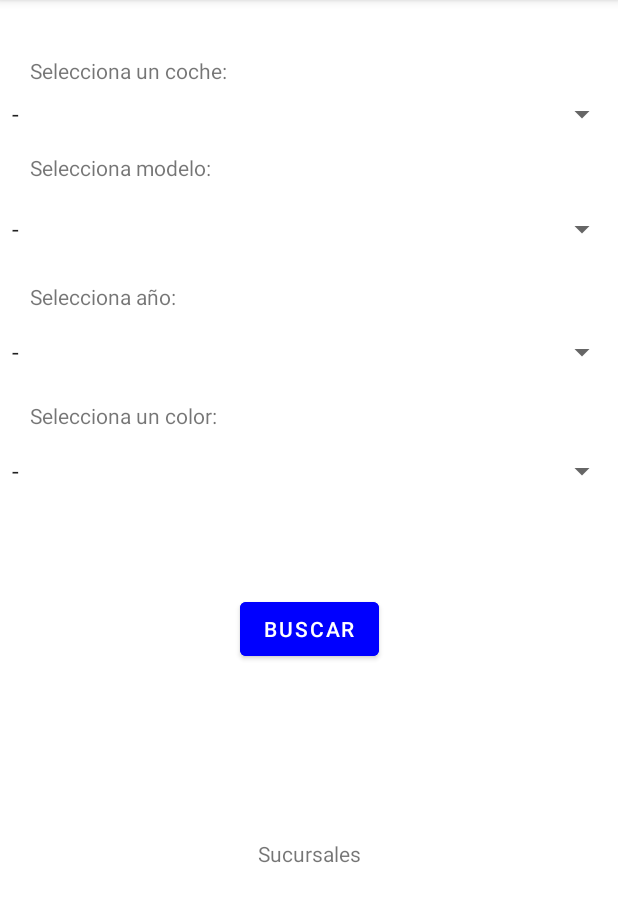
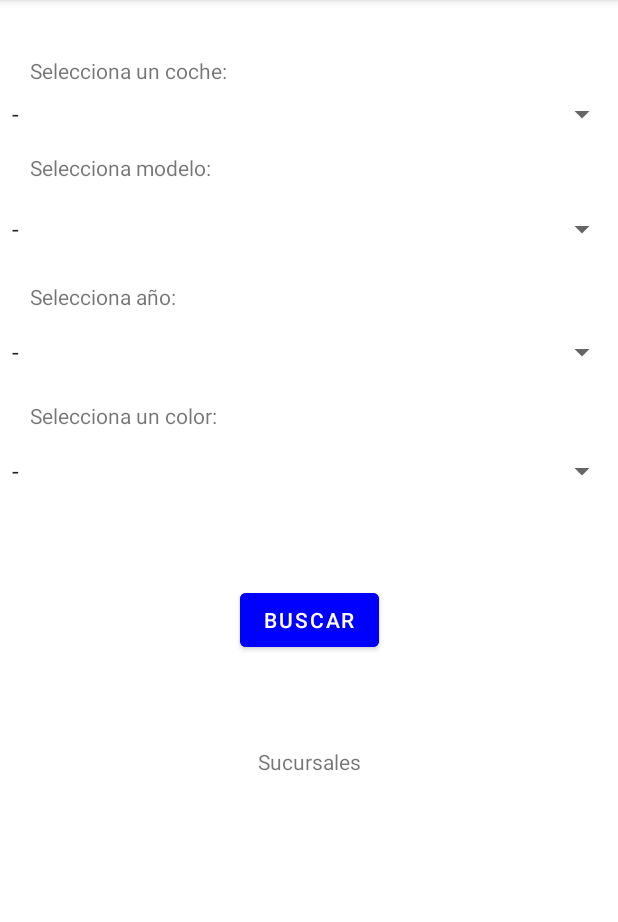
Before and after one commit to edgarbautista-dev/VentaCoches, an Android app: the screen it shows after launch (MainActivity), on a phone screen of 412 x 824 dp, the part 84-1006 px from its top. Run offline under Robolectric (Android 15) with nearby library versions, the phone set to English and light mode, and no system bars.

Commit message:
update maps feature

```diff
--- a/app/src/main/AndroidManifest.xml
+++ b/app/src/main/AndroidManifest.xml
@@ -26,7 +26,7 @@
         -->
         <meta-data
                 android:name="com.google.android.geo.API_KEY"
-                android:value="android.apikey"/>
+                android:value="${MAPS_API_KEY}"/>
 
         <activity
                 android:name=".MapsActivity"
--- a/app/src/main/res/layout/activity_main.xml
+++ b/app/src/main/res/layout/activity_main.xml
@@ -13,8 +13,9 @@
             android:textColor="@color/design_default_color_error"
             android:layout_width="0dp"
             android:layout_height="38dp" android:id="@+id/lblMensaje"
-            app:layout_constraintStart_toStartOf="parent" android:layout_marginTop="44dp"
-            app:layout_constraintTop_toBottomOf="@+id/button" app:layout_constraintEnd_toEndOf="parent"/>
+            app:layout_constraintStart_toStartOf="parent" android:layout_marginTop="11dp"
+            app:layout_constraintTop_toBottomOf="@+id/button" app:layout_constraintEnd_toEndOf="parent"
+            app:layout_constraintHorizontal_bias="0.0"/>
     <TextView
             android:text="Selecciona un coche: "
             android:layout_width="wrap_content"
@@ -74,7 +75,7 @@
             android:backgroundTint="#0000FF"
             android:visibility="visible"
             app:layout_constraintStart_toStartOf="parent"
-            android:layout_marginTop="69dp" app:layout_constraintTop_toBottomOf="@+id/cmbColor"
+            android:layout_marginTop="63dp" app:layout_constraintTop_toBottomOf="@+id/cmbColor"
             app:layout_constraintEnd_toEndOf="parent"/>
     <Spinner
             android:layout_width="0dp"
@@ -87,7 +88,7 @@
             android:layout_width="wrap_content"
             android:layout_height="wrap_content" android:id="@+id/linkSucursales"
             app:layout_constraintStart_toStartOf="parent"
-            android:layout_marginTop="34dp" app:layout_constraintTop_toBottomOf="@+id/lblMensaje"
+            android:layout_marginTop="11dp" app:layout_constraintTop_toBottomOf="@+id/lblMensaje"
             app:layout_constraintEnd_toEndOf="parent"/>
 
 </androidx.constraintlayout.widget.ConstraintLayout>
--- a/app/src/main/res/layout/activity_maps.xml
+++ b/app/src/main/res/layout/activity_maps.xml
@@ -1,9 +1,9 @@
 <?xml version="1.0" encoding="utf-8"?>
-<fragment xmlns:android="http://schemas.android.com/apk/res/android"
+<androidx.fragment.app.FragmentContainerView xmlns:android="http://schemas.android.com/apk/res/android"
                                              xmlns:tools="http://schemas.android.com/tools"
                                              xmlns:map="http://schemas.android.com/apk/res-auto"
                                              android:layout_width="match_parent"
                                              android:layout_height="match_parent"
                                              android:id="@+id/map"
                                              tools:context=".MapsActivity"
-          android:name="com.google.android.gms.maps.SupportMapFragment"/>
+                                             android:name="com.google.android.gms.maps.SupportMapFragment" tools:layout="@layout/activity_maps"/>
```
Also changed, not shown: app/src/main/java/com/example/ventacoches/MapsActivity.java (+28 -3 lines), 1 other file. Lines whose indentation alone changed are shown as unchanged.
